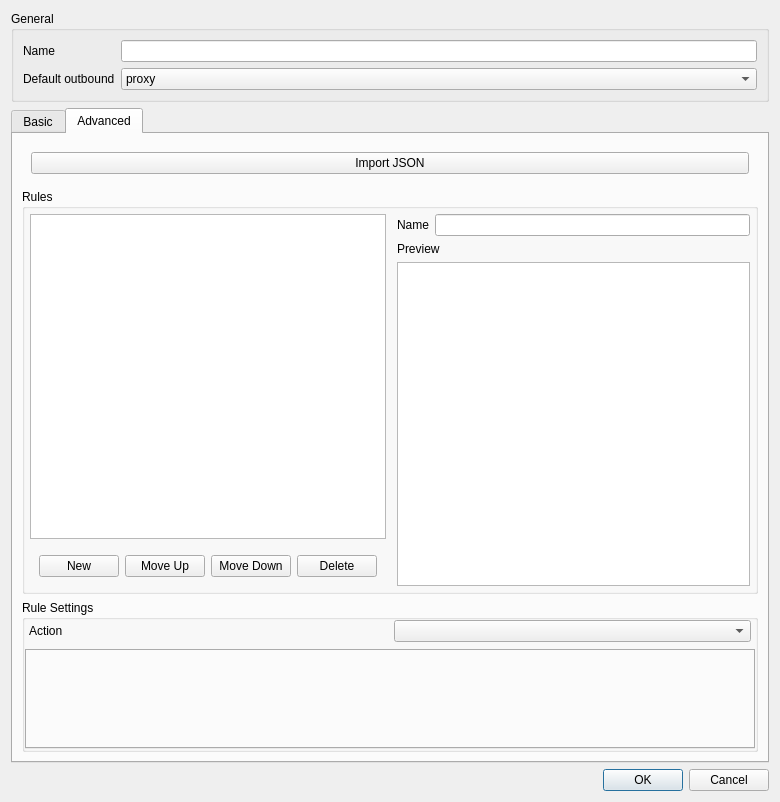
Above: include/ui/setting/RouteItem.ui from Yulinanami/ethernet-tun-test before the change. Below: the same form after it.
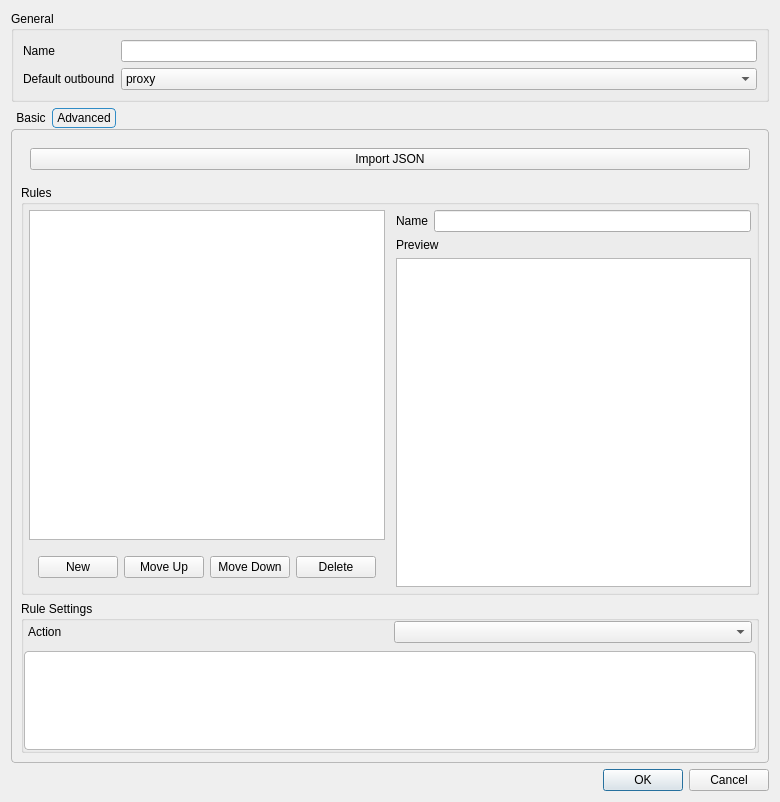
That is the form after the change. The open tabs and pages were chosen to show the change.

```diff
--- a/include/ui/setting/RouteItem.ui
+++ b/include/ui/setting/RouteItem.ui
@@ -56,6 +56,38 @@
    </item>
    <item>
     <widget class="QTabWidget" name="tabWidget">
+     <property name="styleSheet">
+      <string notr="true">QTabWidget::pane {
+    margin-top: 1px;
+    border: 1px solid palette(mid);
+    border-radius: 4px;
+}
+
+QTabBar {
+    background: transparent;
+    qproperty-drawBase: 0;
+}
+
+QTabBar::tab {
+    border: 1px solid palette(midlight);
+    border-radius: 4px;
+
+    padding: 2px 4px;
+    margin-right: 1px;
+}
+
+QTabBar::tab:selected {
+    border: 1px solid palette(highlight);
+}
+
+QTabBar::tab:!selected {
+    border: 1px solid palette(button);
+}
+
+QTabBar::tab:hover:!selected {
+    border: 1px solid palette(button);
+}</string>
+     </property>
      <property name="currentIndex">
       <number>0</number>
      </property>
@@ -335,8 +367,11 @@
              </size>
             </property>
             <property name="styleSheet">
-             <string notr="true">QTabWidget::tab-bar {
-    left: 2px;
+             <string notr="true">QTabWidget::pane {
+    margin-top: 1px;
+    background: palette(base);
+    border: 1px solid palette(mid);
+    border-radius: 4px;
 }
 
 QTabBar {
@@ -348,10 +383,10 @@
     background-color: palette(button);
     color: palette(button-text);
 
-    border: 1px solid palette(mid);
-
+    border: 1px solid palette(midlight);
     border-radius: 4px;
-    padding: 3px 5px;
+
+    padding: 2px 4px;
     margin-right: 1px;
 }
 
```
Left out of the diff: 3 changed lines with no effect on the pictures.
